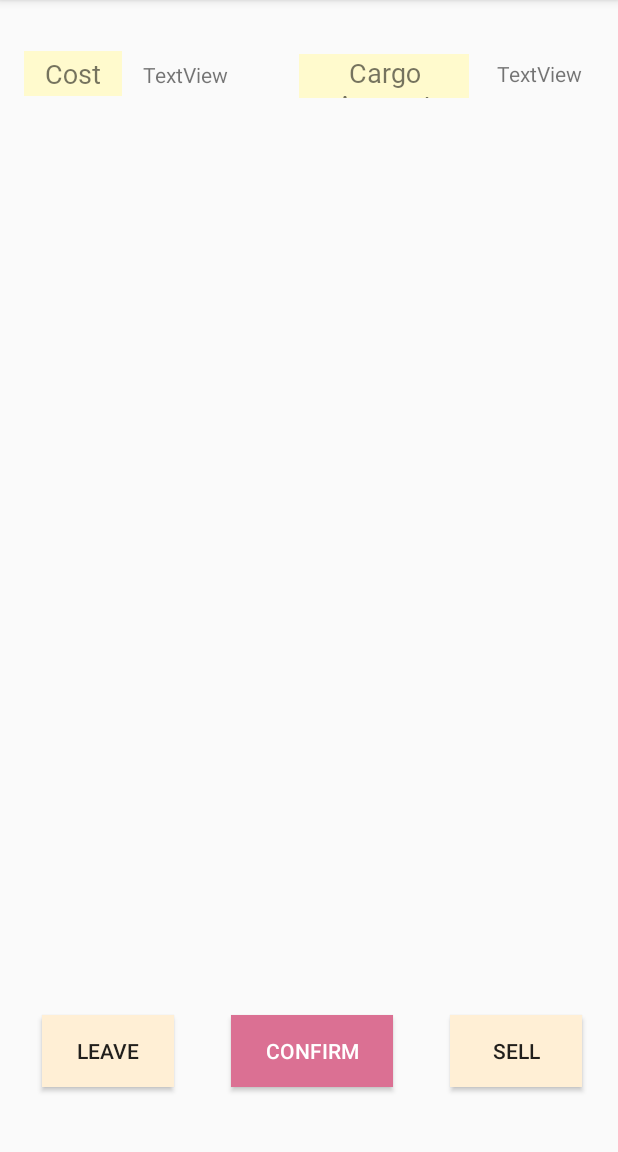
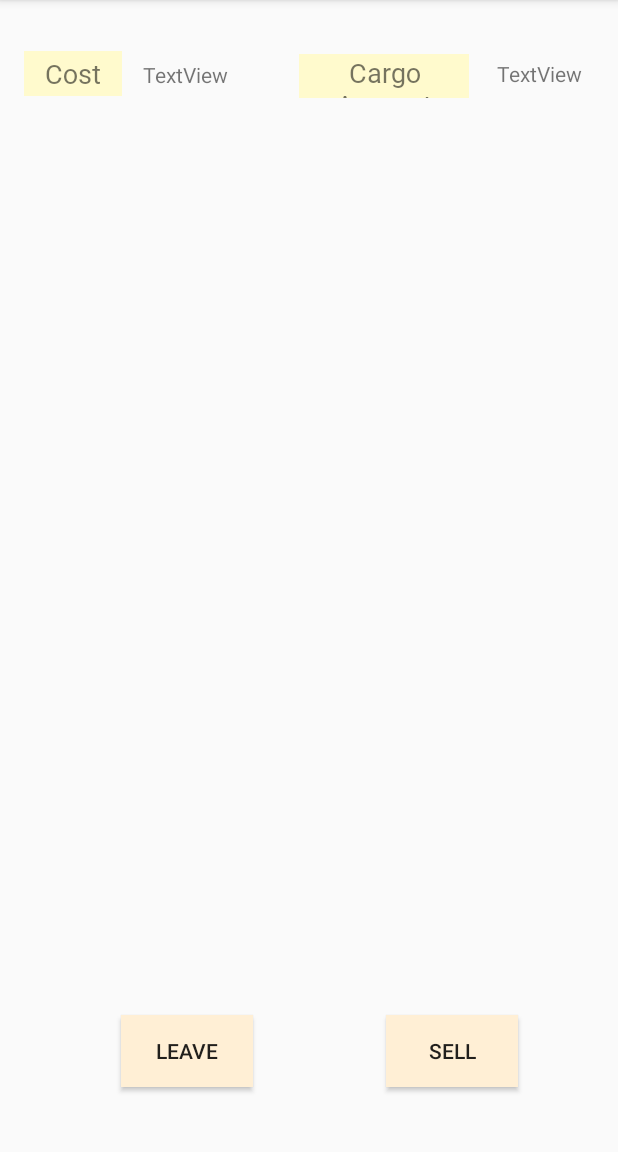
Before and after one commit to sairapoonnen/CS2340SpaceTraderProject, an Android app: the MarketBuyActivity screen opened directly, with no data from a screen before it, on a phone screen of 412 x 824 dp, the part 84-1236 px from its top. Run offline under Robolectric (Android 15) with nearby library versions, the phone set to English and light mode, and no system bars; Roboto replaces fonts that are not available here; 1 statement that could not run was skipped.

Commit message:
Edited xml files

```diff
--- a/app/src/main/res/layout/activity_marketbuy.xml
+++ b/app/src/main/res/layout/activity_marketbuy.xml
@@ -24,7 +24,7 @@
         android:text="Leave"
         app:layout_constraintBottom_toBottomOf="parent"
         app:layout_constraintEnd_toEndOf="parent"
-        app:layout_constraintHorizontal_bias="0.065"
+        app:layout_constraintHorizontal_bias="0.237"
         app:layout_constraintStart_toStartOf="parent"
         app:layout_constraintTop_toTopOf="parent"
         app:layout_constraintVertical_bias="0.95" />
@@ -44,27 +44,7 @@
         android:text="Sell"
         app:layout_constraintBottom_toBottomOf="parent"
         app:layout_constraintEnd_toEndOf="parent"
-        app:layout_constraintHorizontal_bias="1.0"
-        app:layout_constraintStart_toStartOf="parent"
-        app:layout_constraintTop_toTopOf="parent"
-        app:layout_constraintVertical_bias="0.95" />
-
-    <Button
-        android:id="@+id/confirm"
-        android:layout_width="108dp"
-        android:layout_height="wrap_content"
-        android:layout_marginStart="8dp"
-        android:layout_marginLeft="8dp"
-        android:layout_marginTop="8dp"
-        android:layout_marginEnd="8dp"
-        android:layout_marginRight="8dp"
-        android:layout_marginBottom="8dp"
-        android:background="@color/PaleVioletRed"
-        android:text="Confirm"
-        android:textColor="@color/White"
-        app:layout_constraintBottom_toBottomOf="parent"
-        app:layout_constraintEnd_toEndOf="parent"
-        app:layout_constraintHorizontal_bias="0.508"
+        app:layout_constraintHorizontal_bias="0.855"
         app:layout_constraintStart_toStartOf="parent"
         app:layout_constraintTop_toTopOf="parent"
         app:layout_constraintVertical_bias="0.95" />
```
Also changed, not shown: app/src/main/res/layout/activity_marketsell.xml (+2 -22 lines), app/src/main/res/drawable/planet4.jpg (renamed from app/src/main/res/drawable/Planet.jpg).
